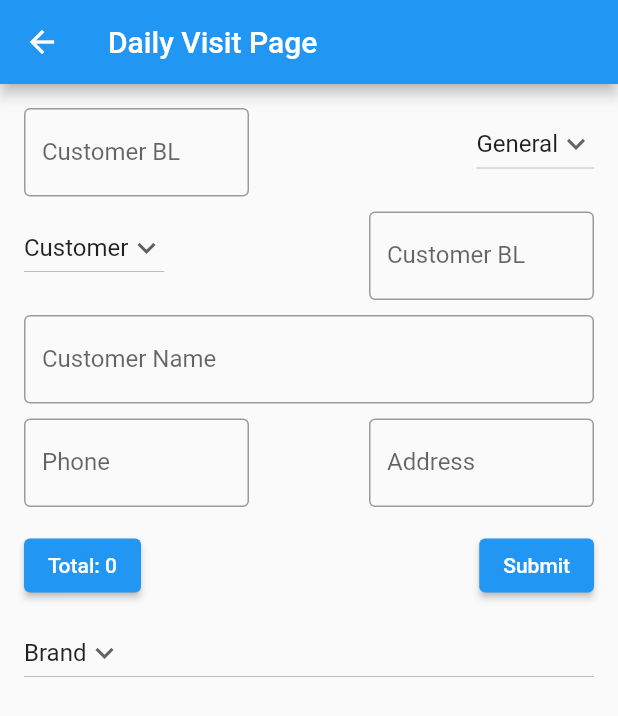
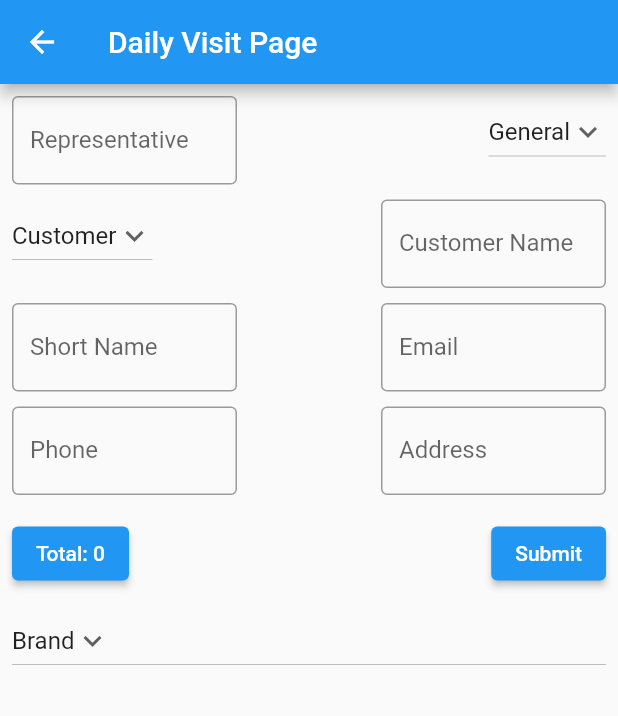
Before and after one commit to atik-sabuj/client_app, a Flutter app: the DailyVisitPage screen opened directly, on a phone screen of 412 x 824 dp. Shown: the top 716 px of the screen. Run offline on Flutter 3.47's test engine with Material 2 defaults, Android fonts, the phone set to English and light mode, and no system bars.

Commit message:
Daily Visit #3

```diff
--- a/lib/pages/daily_visit_page.dart
+++ b/lib/pages/daily_visit_page.dart
@@ -22,7 +22,7 @@ class _DailyVisitPageState extends State<DailyVisitPage> {
             child: Icon(Icons.arrow_back)),
       ),
       body: Padding(
-        padding: const EdgeInsets.all(16.0),
+        padding: const EdgeInsets.all(8.0),
         child: Column(
           children: [
             Row(
@@ -31,11 +31,11 @@ class _DailyVisitPageState extends State<DailyVisitPage> {
               children: [
                 Container(width: 150,
                   child: TextFormField(
-                    keyboardType: TextInputType.number,
+                    //keyboardType: TextInputType.number,
                     decoration: const InputDecoration(
                       //icon: Icon(Icons.man_sharp),
-                      hintText: '0',
-                      labelText: 'Customer BL',
+                      hintText: 'Enter Name',
+                      labelText: 'Representative',
                       border: OutlineInputBorder(
                           borderSide:
                           const BorderSide(color: Colors.blue, width: 1)),
@@ -97,11 +97,43 @@ class _DailyVisitPageState extends State<DailyVisitPage> {
                 ),
                 Container(width: 150,
                   child: TextFormField(
-                    keyboardType: TextInputType.number,
                     decoration: const InputDecoration(
-                      //icon: Icon(Icons.man_sharp),
-                      hintText: '0',
-                      labelText: 'Customer BL',
+                      hintText: 'Enter Name',
+                      labelText: 'Customer Name',
+                      border: OutlineInputBorder(
+                          borderSide: const BorderSide(color: Colors.blue, width: 1)),
+                    ),
+                  ),
+                ),
+              ],
+            ),
+            SizedBox(
+              height: 10,
+            ),
+
+            Row(
+              mainAxisAlignment: MainAxisAlignment.spaceBetween,
+              crossAxisAlignment: CrossAxisAlignment.start,
+              children: [
+                Container(
+                  width: 150,
+                  child: TextFormField(
+                    decoration: const InputDecoration(
+                      hintText: 'Enter Short Name',
+                      labelText: 'Short Name',
+                      border: OutlineInputBorder(
+                          borderSide:
+                          const BorderSide(color: Colors.blue, width: 1)),
+                    ),
+                  ),
+                ),
+                Container(
+                  width: 150,
+                  child: TextFormField(
+                    keyboardType: TextInputType.emailAddress,
+                    decoration: const InputDecoration(
+                      hintText: 'Enter Email',
+                      labelText: 'Email',
                       border: OutlineInputBorder(
                           borderSide:
                           const BorderSide(color: Colors.blue, width: 1)),
@@ -113,17 +145,7 @@ class _DailyVisitPageState extends State<DailyVisitPage> {
             SizedBox(
               height: 10,
             ),
-            TextFormField(
-              decoration: const InputDecoration(
-                hintText: 'Enter Name',
-                labelText: 'Customer Name',
-                border: OutlineInputBorder(
-                    borderSide: const BorderSide(color: Colors.blue, width: 1)),
-              ),
-            ),
-            SizedBox(
-              height: 10,
-            ),
+
             Row(
               mainAxisAlignment: MainAxisAlignment.spaceBetween,
               crossAxisAlignment: CrossAxisAlignment.start,
--- a/lib/pages/sale_req_page.dart
+++ b/lib/pages/sale_req_page.dart
@@ -170,7 +170,7 @@ class _SaleRequestPageState extends State<SaleRequestPage> {
                 Container(
                   width: 150,
                   child: TextFormField(
-                    keyboardType: TextInputType.emailAddress,
+                    //keyboardType: TextInputType.emailAddress,
                     decoration: const InputDecoration(
                       hintText: 'Enter Address',
                       labelText: 'Address',
```
